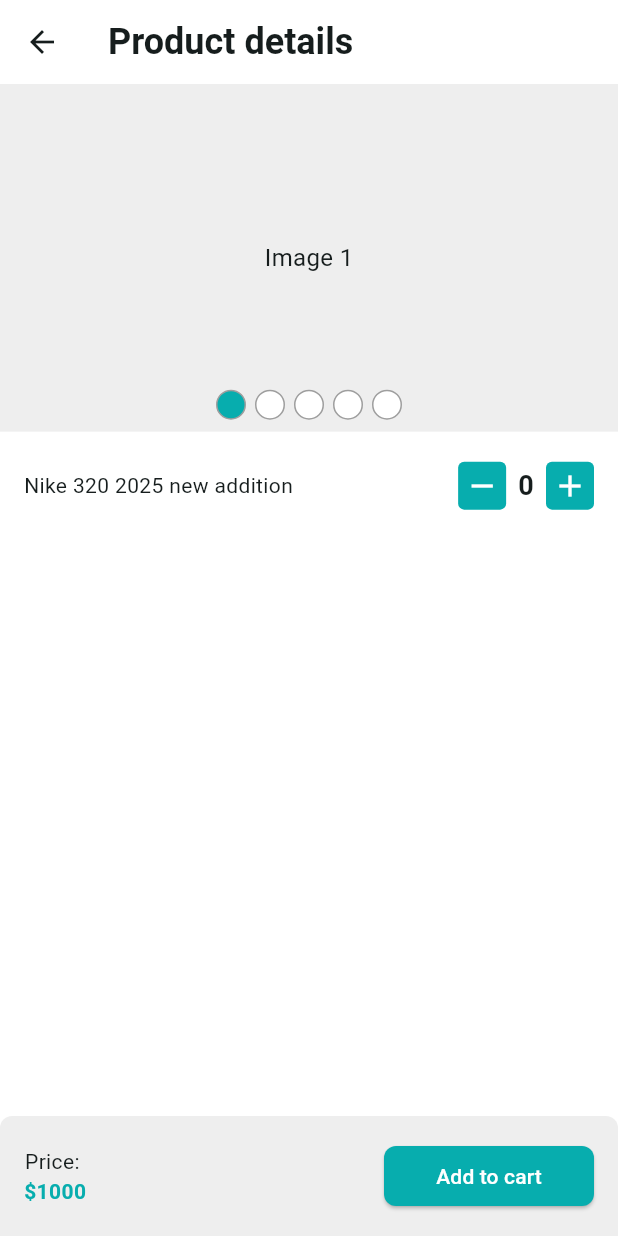
After one commit to Nhrepon/Neuro-Shop-Flutter, a Flutter app: the screen it shows after launch, item 3 of the bottom bar chosen, after a tap on "Nike NK-76 New collection", on a phone screen of 412 x 824 dp. The commit adds this screen. Run offline on Flutter 3.47's test engine with Material 3 defaults, Android fonts, the phone set to English and light mode, and no system bars; drawn by our look-alikes of carousel_slider; our stand-ins replace firebase_core, firebase_crashlytics, flutter_svg, get, pin_code_fields; accounts and stored records are empty; generated files the repository leaves out were written again.

Commit message:
product details

```diff
--- /dev/null
+++ b/lib/activity/cart_list_screen.dart
@@ -0,0 +1,43 @@
+import 'package:flutter/material.dart';
+import 'package:neuro_shop/core/extensions/localization_extension.dart';
+
+import '../widgets/product_card.dart';
+
+class CartListScreen extends StatefulWidget {
+  const CartListScreen({super.key});
+  static const String name = "/cart-list";
+  @override
+  State<CartListScreen> createState() => _CartListScreenState();
+}
+
+class _CartListScreenState extends State<CartListScreen> {
+  @override
+  Widget build(BuildContext context) {
+    return Scaffold(
+      appBar: AppBar(
+        title: Text(context.localization.cartList),
+        leading: IconButton(
+          onPressed: () {},
+          icon: Icon(Icons.arrow_back),
+        ),
+      ),
+      body: Padding(
+        padding: EdgeInsets.all(16),
+        child: GridView.builder(
+          itemCount: 6,
+          gridDelegate: SliverGridDelegateWithFixedCrossAxisCount(
+              crossAxisCount: 2,
+              mainAxisSpacing: 12,
+              crossAxisSpacing: 8
+          ),
+          itemBuilder: (context, index) {
+            return FittedBox(
+                fit: BoxFit.cover,
+                child: ProductCard()
+            );
+          },
+        ),
+      ),
+    );
+  }
+}
--- /dev/null
+++ b/lib/activity/product_details_screen.dart
@@ -0,0 +1,87 @@
+import 'package:flutter/material.dart';
+import 'package:neuro_shop/app/app_colors.dart';
+import 'package:neuro_shop/core/extensions/localization_extension.dart';
+import 'package:neuro_shop/widgets/product_increment_decrement.dart';
+import 'package:neuro_shop/widgets/product_slider.dart';
+
+class ProductDetailsScreen extends StatefulWidget {
+  const ProductDetailsScreen({super.key});
+
+  static const String name = "/product-details";
+
+  @override
+  State<ProductDetailsScreen> createState() => _ProductDetailsScreenState();
+}
+
+class _ProductDetailsScreenState extends State<ProductDetailsScreen> {
+  @override
+  Widget build(BuildContext context) {
+    return Scaffold(
+      appBar: AppBar(title: Text(context.localization.productDetails)),
+      body: Column(
+        children: [
+          ProductSlider(),
+          SizedBox(height: 12),
+          Expanded(
+            child: Column(
+              children: [
+                Padding(
+                  padding: EdgeInsets.symmetric(vertical: 8, horizontal: 16),
+                  child: Row(
+                    children: [
+                      Expanded(
+                        child: Column(
+                          crossAxisAlignment: CrossAxisAlignment.start,
+                          children: [Text("Nike 320 2025 new addition")],
+                        ),
+                      ),
+                      ProductIncrementDecrement(
+                        onChange: (int value) {
+                          print(value);
+                        },
+                      ),
+                    ],
+                  ),
+                ),
+              ],
+            ),
+          ),
+          Container(
+            padding: EdgeInsets.all(16),
+            decoration: BoxDecoration(
+              color: Colors.grey.shade200,
+              borderRadius: BorderRadius.only(
+                topRight: Radius.circular(8),
+                topLeft: Radius.circular(8),
+              ),
+            ),
+            child: Row(
+              mainAxisAlignment: MainAxisAlignment.spaceBetween,
+              children: [
+                Column(
+                  children: [
+                    Text("Price: "),
+                    Text(
+                      "\$1000",
+                      style: TextStyle(
+                        color: AppColors.themeColor,
+                        fontWeight: FontWeight.w600,
+                      ),
+                    ),
+                  ],
+                ),
+                SizedBox(
+                  width: 140,
+                  child: ElevatedButton(
+                    onPressed: () {},
+                    child: Text("Add to cart"),
+                  ),
+                ),
+              ],
+            ),
+          ),
+        ],
+      ),
+    );
+  }
+}
--- a/lib/features/auth/ui/screens/sign_in_screen.dart
+++ b/lib/activity/sign_in_screen.dart
@@ -2,11 +2,11 @@ import 'package:firebase_crashlytics/firebase_crashlytics.dart';
 import 'package:flutter/gestures.dart';
 import 'package:flutter/material.dart';
 import 'package:flutter_gen/gen_l10n/app_localizations.dart';
+import 'package:neuro_shop/activity/sign_up_screen.dart';
 import 'package:neuro_shop/core/extensions/localization_extension.dart';
-import 'package:neuro_shop/features/auth/ui/screens/sign_up_screen.dart';
-import 'package:neuro_shop/features/auth/ui/widgets/SnackBarMessage.dart';
+import 'package:neuro_shop/widgets/SnackBarMessage.dart';
 import '../../../../app/app_colors.dart';
-import '../widgets/app_logo.dart';
+import '../../../../widgets/app_logo.dart';
 
 class SignInScreen extends StatefulWidget {
   const SignInScreen({super.key});
--- a/lib/features/auth/ui/screens/splash_screen.dart
+++ b/lib/activity/splash_screen.dart
@@ -1,8 +1,6 @@
 import 'package:flutter/material.dart';
 import 'package:flutter_gen/gen_l10n/app_localizations.dart';
 import 'package:neuro_shop/common/main_screen_with_bottom_navBar.dart';
-import 'package:neuro_shop/features/auth/ui/screens/sign_in_screen.dart';
-import 'package:neuro_shop/features/auth/ui/screens/sign_up_screen.dart';
 import '../widgets/app_logo.dart';
 import 'package:neuro_shop/app/app_configs.dart';
 
--- a/lib/features/auth/ui/screens/verify_otp_screen.dart
+++ b/lib/activity/verify_otp_screen.dart
@@ -2,12 +2,12 @@ import 'package:firebase_crashlytics/firebase_crashlytics.dart';
 import 'package:flutter/gestures.dart';
 import 'package:flutter/material.dart';
 import 'package:flutter_gen/gen_l10n/app_localizations.dart';
+import 'package:neuro_shop/activity/sign_up_screen.dart';
 import 'package:neuro_shop/core/extensions/localization_extension.dart';
-import 'package:neuro_shop/features/auth/ui/screens/sign_up_screen.dart';
-import 'package:neuro_shop/features/auth/ui/widgets/SnackBarMessage.dart';
+import 'package:neuro_shop/widgets/SnackBarMessage.dart';
 import 'package:pin_code_fields/pin_code_fields.dart';
 import '../../../../app/app_colors.dart';
-import '../widgets/app_logo.dart';
+import '../../../../widgets/app_logo.dart';
 
 class VerifyOtpScreen extends StatefulWidget {
   const VerifyOtpScreen({super.key});
--- a/lib/app/app.dart
+++ b/lib/app/app.dart
@@ -5,7 +5,6 @@ import 'package:neuro_shop/app/app_colors.dart';
 import 'package:neuro_shop/app/app_routes.dart';
 import 'package:flutter_gen/gen_l10n/app_localizations.dart';
 import 'package:neuro_shop/app/controller_binder.dart';
-import 'package:neuro_shop/features/auth/ui/screens/sign_in_screen.dart';
 
 class NeuroShop extends StatefulWidget {
   const NeuroShop({super.key});
--- a/lib/app/app_routes.dart
+++ b/lib/app/app_routes.dart
@@ -1,9 +1,14 @@
 import 'package:flutter/material.dart';
+import 'package:neuro_shop/activity/cart_list_screen.dart';
+import 'package:neuro_shop/activity/product_details_screen.dart';
+import 'package:neuro_shop/activity/product_list_screen.dart';
+import 'package:neuro_shop/activity/wish_list_screen.dart';
 import 'package:neuro_shop/common/main_screen_with_bottom_navBar.dart';
-import 'package:neuro_shop/features/auth/ui/screens/sign_up_screen.dart';
-import 'package:neuro_shop/features/auth/ui/screens/splash_screen.dart';
-import 'package:neuro_shop/features/auth/ui/screens/sign_in_screen.dart';
-import 'package:neuro_shop/features/auth/ui/screens/verify_otp_screen.dart';
+
+import '../activity/sign_in_screen.dart';
+import '../activity/sign_up_screen.dart';
+import '../activity/splash_screen.dart';
+import '../activity/verify_otp_screen.dart';
 
 class AppRoutes{
   static Route<dynamic> onGenerateRoute(RouteSettings settings){
@@ -18,6 +23,15 @@ class AppRoutes{
       route = const VerifyOtpScreen();
     }else if(settings.name == MainScreenWithBottomNavbar.name){
       route = const MainScreenWithBottomNavbar();
+    }else if(settings.name == ProductListScreen.name){
+      final String category = settings.arguments as String;
+      route = ProductListScreen(category: category,);
+    }else if(settings.name == ProductDetailsScreen.name){
+      route = ProductDetailsScreen();
+    }else if(settings.name == WishListScreen.name){
+      route = const WishListScreen();
+    }else if(settings.name == CartListScreen.name){
+      route = const CartListScreen();
     }
 
 
--- a/lib/home/home_screen.dart
+++ b/lib/home/home_screen.dart
@@ -81,6 +81,7 @@ class _HomeScreenState extends State<HomeScreen> {
     return SingleChildScrollView(
               scrollDirection: Axis.horizontal,
               child: Row(
+                spacing: 12,
                 children: [
                   ProductCard(),
                   ProductCard(),
--- a/lib/l10n/app_en.arb
+++ b/lib/l10n/app_en.arb
@@ -20,5 +20,8 @@
     "popular": "Popular",
     "seeAll": "See all",
     "newProduct": "New Product",
-    "special": "Special"
+    "special": "Special",
+    "wishList": "Wish list",
+    "cartList": "Cart list",
+    "productDetails": "Product details"
 }
--- a/lib/features/auth/ui/widgets/app_logo.dart
+++ b/lib/widgets/app_logo.dart
@@ -1,7 +1,7 @@
 import 'package:flutter/material.dart';
 import 'package:flutter_svg/svg.dart';
 
-import '../../../../app/assets_path.dart';
+import '../app/assets_path.dart';
 
 class AppLogo extends StatelessWidget {
   const AppLogo({
--- a/lib/widgets/category_item.dart
+++ b/lib/widgets/category_item.dart
@@ -1,4 +1,5 @@
 import 'package:flutter/material.dart';
+import 'package:neuro_shop/activity/product_list_screen.dart';
 
 import '../app/app_colors.dart';
 
@@ -10,7 +11,11 @@ class CategoryItem extends StatelessWidget {
 
   @override
   Widget build(BuildContext context) {
-    return Column(
+    return GestureDetector(
+      onTap: (){
+        Navigator.pushNamed(context, ProductListScreen.name, arguments: "Computer");
+      },
+      child: Column(
         mainAxisAlignment: MainAxisAlignment.center,
         crossAxisAlignment: CrossAxisAlignment.start,
         spacing: 4,
@@ -33,6 +38,7 @@ class CategoryItem extends StatelessWidget {
             ),
           ),
         ],
+      ),
     );
   }
 }
--- a/lib/widgets/product_card.dart
+++ b/lib/widgets/product_card.dart
@@ -1,4 +1,5 @@
 import 'package:flutter/material.dart';
+import 'package:neuro_shop/activity/product_details_screen.dart';
 
 import '../app/app_colors.dart';
 import '../app/assets_path.dart';
@@ -10,16 +11,20 @@ class ProductCard extends StatelessWidget {
 
   @override
   Widget build(BuildContext context) {
-    return Card(
-      margin: EdgeInsets.only(right: 16, top: 8, bottom: 8),
+    return GestureDetector(
+      onTap: (){
+        Navigator.pushNamed(context, ProductDetailsScreen.name);
+      },
+      child: Card(
+        //margin: EdgeInsets.all(4),
         color: Colors.white,
         child: SizedBox(
-        width: 150,
+          width: 180,
           child: Column(
             children: [
               Container(
                 height: 120,
-              width: 150,
+                width: 180,
                 decoration: BoxDecoration(
                   color: AppColors.themeColor.withValues(alpha: 0.3),
                   borderRadius: BorderRadius.only(
@@ -77,6 +82,7 @@ class ProductCard extends StatelessWidget {
             ],
           ),
         ),
+      ),
     );
   }
 }
--- /dev/null
+++ b/lib/widgets/product_increment_decrement.dart
@@ -0,0 +1,57 @@
+import 'package:flutter/material.dart';
+import 'package:neuro_shop/app/app_colors.dart';
+
+class ProductIncrementDecrement extends StatefulWidget {
+  const ProductIncrementDecrement({super.key, required this.onChange});
+  final Function(int) onChange;
+  @override
+  State<ProductIncrementDecrement> createState() => _ProductIncrementDecrementState();
+}
+
+class _ProductIncrementDecrementState extends State<ProductIncrementDecrement> {
+  int count = 0;
+  @override
+  Widget build(BuildContext context) {
+    return Wrap(
+      crossAxisAlignment: WrapCrossAlignment.center,
+      spacing: 8,
+      children: [
+        GestureDetector(
+          onTap: (){
+            if(count > 1){
+              count--;
+              widget.onChange(count);
+              setState(() {});
+            }
+          },
+          child: Container(
+            padding: EdgeInsets.all(4),
+            decoration: BoxDecoration(
+              color: AppColors.themeColor,
+              borderRadius: BorderRadius.circular(4)
+            ),
+            child: Icon(Icons.remove, color: Colors.white,),
+          ),
+        ),
+        Text("$count", style: TextStyle(fontSize: 18, fontWeight: FontWeight.w600),),
+        GestureDetector(
+          onTap: (){
+            if(count < 100){
+              count++;
+              widget.onChange(count);
+              setState(() {});
+            }
+          },
+          child: Container(
+            padding: EdgeInsets.all(4),
+            decoration: BoxDecoration(
+                color: AppColors.themeColor,
+                borderRadius: BorderRadius.circular(4)
+            ),
+            child: Icon(Icons.add, color: Colors.white,),
+          ),
+        ),
+      ],
+    );
+  }
+}
--- /dev/null
+++ b/lib/widgets/product_slider.dart
@@ -0,0 +1,70 @@
+import 'package:carousel_slider/carousel_slider.dart';
+import 'package:flutter/material.dart';
+import 'package:neuro_shop/app/app_colors.dart';
+
+class ProductSlider extends StatefulWidget {
+  const ProductSlider({super.key});
+
+  @override
+  State<ProductSlider> createState() => _ProductSliderState();
+}
+
+class _ProductSliderState extends State<ProductSlider> {
+  int _selectedSlider = 0;
+  @override
+  Widget build(BuildContext context) {
+    return Stack(
+      children: [
+        CarouselSlider(
+          options: CarouselOptions(
+              aspectRatio: 16/9,
+              viewportFraction: 1,
+              autoPlay: true,
+              autoPlayInterval: Duration(seconds: 3),
+              autoPlayAnimationDuration: Duration(milliseconds: 800),
+              autoPlayCurve: Curves.easeInOut,
+              onPageChanged: (index, reason){
+                _selectedSlider = index;
+                setState(() {});
+              }
+          ),
+          items: [1,2,3,4,5].map((i) {
+            return Builder(
+              builder: (BuildContext context) {
+                return Container(
+                    width: MediaQuery.of(context).size.width,
+                    color: Colors.grey.shade200,
+                    child: Center(
+                      child: Text('Image $i', style: TextStyle(fontSize: 16.0,),),
+                    )
+                );
+              },
+            );
+          }).toList(),
+        ),
+        Positioned(
+          bottom: 0,
+          left: 0,
+          right: 0,
+          child: Row(
+            mainAxisAlignment: MainAxisAlignment.center,
+            children: [
+              for(int i = 0; i < 5; i++)
+                Container(
+                  height: 20,
+                  width: 20,
+                  decoration: BoxDecoration(
+                    color: _selectedSlider == i ? AppColors.themeColor:Colors.white,
+                    borderRadius: BorderRadius.circular(10),
+                    border: Border.all(color: Colors.grey),
+                  ),
+                  margin: EdgeInsets.symmetric(horizontal: 3, vertical: 8),
+                )
+
+            ],
+          ),
+        )
+      ],
+    );
+  }
+}
```
Also changed, not shown: lib/activity/product_list_screen.dart (added, +42 -0 lines), lib/activity/sign_up_screen.dart (renamed from lib/features/auth/ui/screens/sign_up_screen.dart, +4 -4 lines), lib/activity/wish_list_screen.dart (added, +44 -0 lines), lib/common/main_screen_with_bottom_navBar.dart (+5 -3 lines), lib/activity/category_list_screen.dart (renamed from lib/features/auth/ui/screens/category_list_screen.dart), lib/widgets/SnackBarMessage.dart (renamed from lib/features/auth/ui/widgets/SnackBarMessage.dart). Lines whose indentation alone changed are shown as unchanged.
